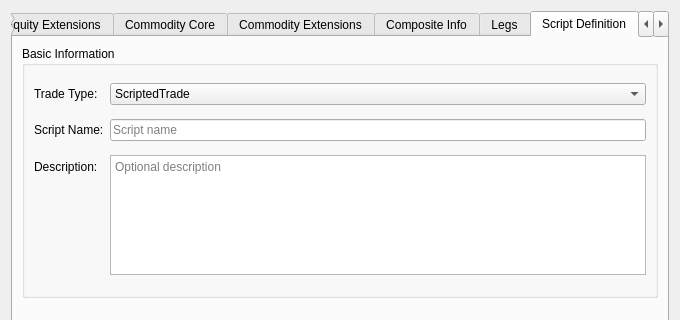
Qt form projects/ores.qt/ui/TradeDetailDialog.ui (OreStudio/OreStudio) before a commit; both pictures show x 0 to 680 and y 0 to 320 of the 680 by 600 pixel window.
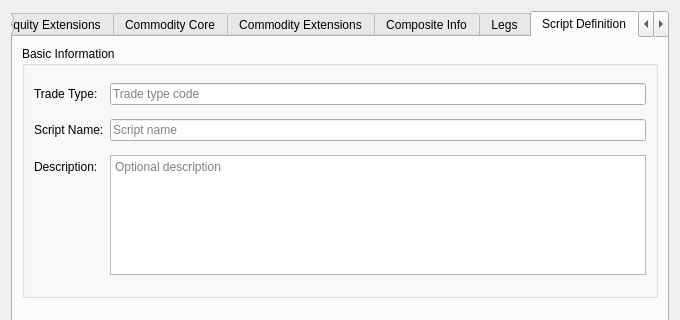
The same form after that commit. The open tabs and pages were chosen to show the change. Custom widgets are drawn as their Qt base class.

Commit message:
[qt] Address PR654 review comments: QLineEdit for script trade type, emit errorMessage on load failure
- Replace scriptTradeTypeCombo (QComboBox) with scriptTradeTypeCodeEdit (QLineEdit)
  for consistency with FX and swap tab patterns
- Emit errorMessage signal when scripted instrument fails to load so the user
  sees the failure in the status bar

What changed in the file:
```diff
--- a/projects/ores.qt/ui/TradeDetailDialog.ui
+++ b/projects/ores.qt/ui/TradeDetailDialog.ui
@@ -1409,11 +1409,8 @@
            </widget>
           </item>
           <item row="0" column="1">
-           <widget class="QComboBox" name="scriptTradeTypeCombo">
-            <item><property name="text"><string>ScriptedTrade</string></property></item>
-            <item><property name="text"><string>Autocallable_01</string></property></item>
-            <item><property name="text"><string>DoubleDigitalOption</string></property></item>
-            <item><property name="text"><string>PerformanceOption_01</string></property></item>
+           <widget class="QLineEdit" name="scriptTradeTypeCodeEdit">
+            <property name="placeholderText"><string>Trade type code</string></property>
            </widget>
           </item>
           <item row="1" column="0">
```
The commit also changes 1 other file.
